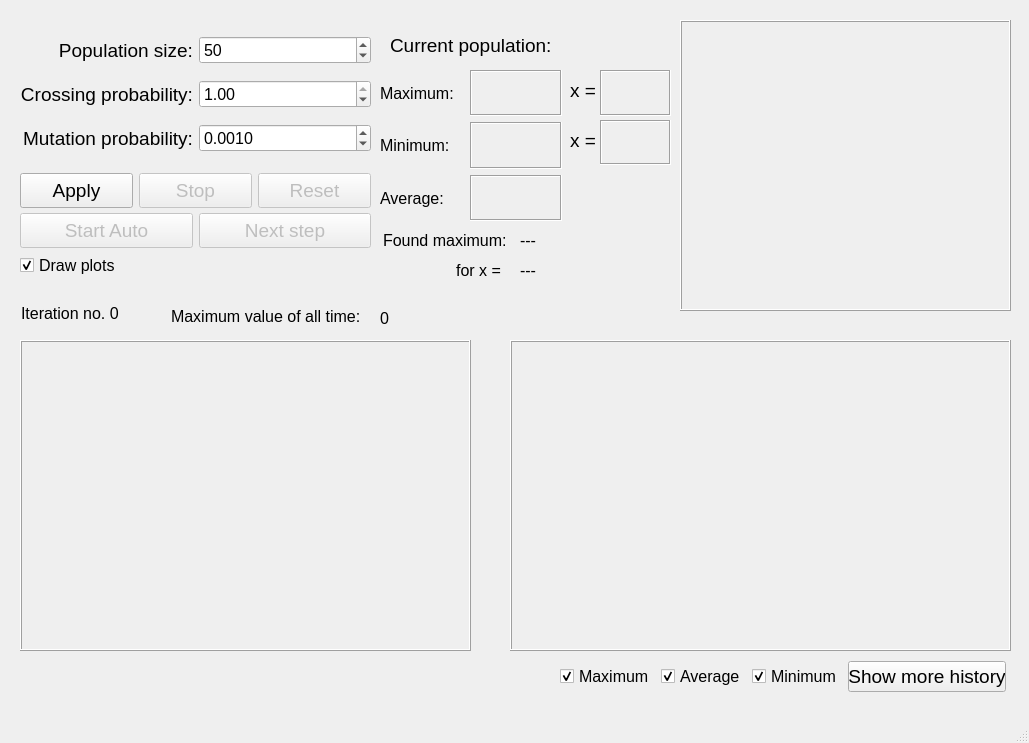
First picture: the form in Window.ui, repository de-nuke/SimpleGeneticAlgorithm, before the edit.
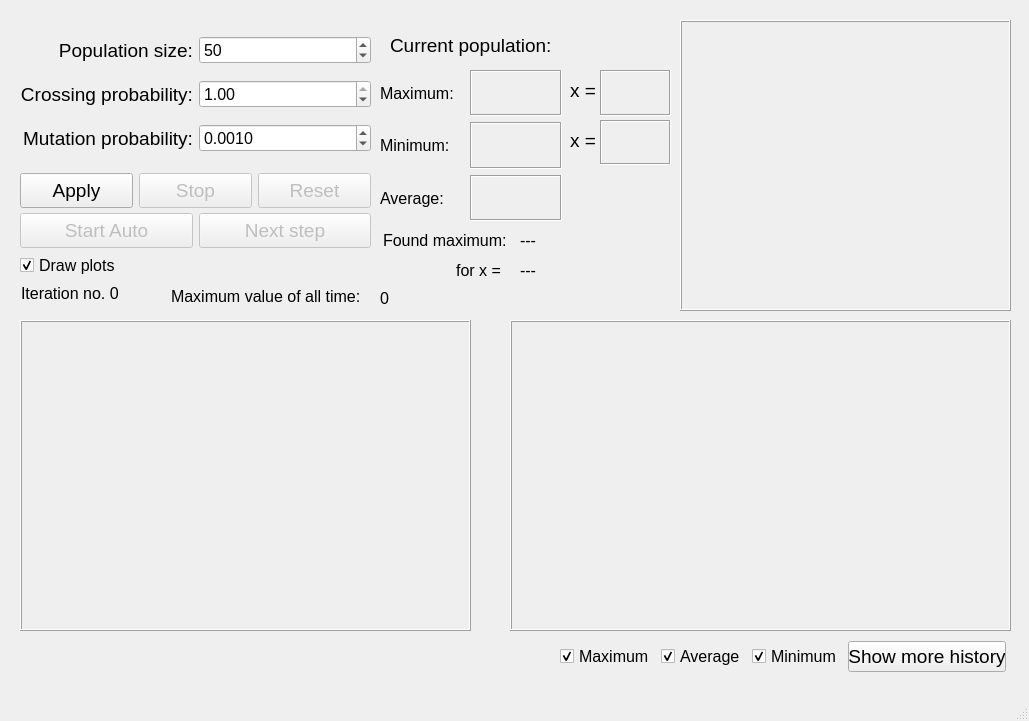
Second picture: the form after the edit.

Patch:
```diff
--- a/Window.ui
+++ b/Window.ui
@@ -7,7 +7,7 @@
     <x>0</x>
     <y>0</y>
     <width>1029</width>
-    <height>743</height>
+    <height>721</height>
    </rect>
   </property>
   <property name="windowTitle">
@@ -72,7 +72,7 @@
     <property name="geometry">
      <rect>
       <x>20</x>
-      <y>340</y>
+      <y>320</y>
       <width>451</width>
       <height>311</height>
      </rect>
@@ -88,7 +88,7 @@
     <property name="geometry">
      <rect>
       <x>510</x>
-      <y>340</y>
+      <y>320</y>
       <width>501</width>
       <height>311</height>
      </rect>
@@ -176,7 +176,7 @@
     <property name="geometry">
      <rect>
       <x>21</x>
-      <y>298</y>
+      <y>278</y>
       <width>151</width>
       <height>31</height>
      </rect>
@@ -197,7 +197,7 @@
     <property name="geometry">
      <rect>
       <x>560</x>
-      <y>660</y>
+      <y>640</y>
       <width>446</width>
       <height>33</height>
      </rect>
@@ -693,7 +693,7 @@
     <property name="geometry">
      <rect>
       <x>171</x>
-      <y>308</y>
+      <y>288</y>
       <width>201</width>
       <height>16</height>
      </rect>
@@ -711,7 +711,7 @@
     <property name="geometry">
      <rect>
       <x>380</x>
-      <y>310</y>
+      <y>290</y>
       <width>211</width>
       <height>16</height>
      </rect>
```
Left out of the diff: 156 changed lines with no effect on the pictures.
